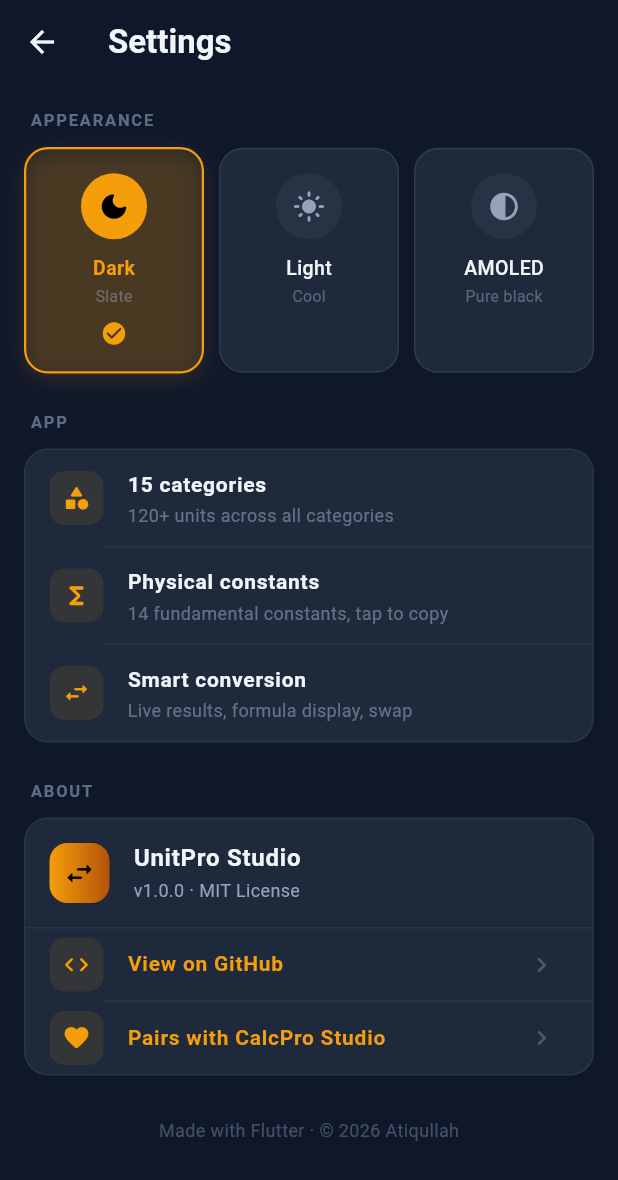
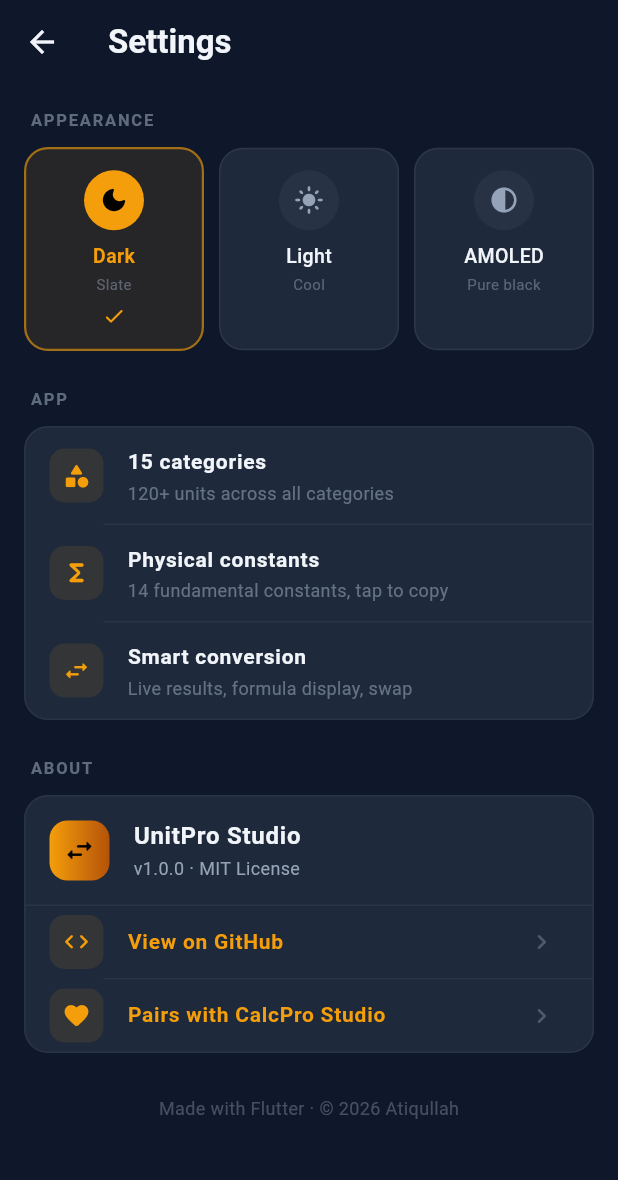
Before and after one commit to CR3-Architect/UnitPro, a Flutter app: the SettingsScreen screen opened directly, on a phone screen of 412 x 824 dp. Shown: the top 1180 px of the screen. Run offline on Flutter 3.47's test engine with Material 3 defaults, Android fonts, the phone set to English and light mode, and no system bars; our stand-ins replace share_plus, shared_preferences; accounts and stored records are empty.

Commit message:
Fix picker colors, settings overflow
- Removed harsh amber-on-amber selected state in picker
- Selected items now use subtle surface highlight + amber checkmark
- Removed cheap base-unit pill
- Settings theme cards: FittedBox on labels to prevent overflow
- Compact card padding for narrow screens

```diff
--- a/lib/screens/settings_screen.dart
+++ b/lib/screens/settings_screen.dart
@@ -164,40 +164,34 @@ class SettingsScreen extends StatelessWidget {
         child: AnimatedContainer(
           duration: const Duration(milliseconds: 250),
           curve: Curves.easeOut,
-          padding: const EdgeInsets.symmetric(vertical: 16, horizontal: 8),
+          padding: const EdgeInsets.symmetric(vertical: 14, horizontal: 6),
           decoration: BoxDecoration(
             color: selected
-                ? AppColors.accent.withValues(alpha: 0.12)
+                ? AppColors.accent.withValues(alpha: 0.10)
                 : Theme.of(context).colorScheme.surface,
             borderRadius: BorderRadius.circular(16),
             border: Border.all(
-              color: selected ? AppColors.accent : sub.withOpacity(0.15),
+              color: selected ? AppColors.accent.withValues(alpha: 0.6) : sub.withOpacity(0.12),
               width: selected ? 1.5 : 1,
             ),
-            boxShadow: selected
-                ? [BoxShadow(color: AppColors.accent.withValues(alpha: 0.15), blurRadius: 12, offset: const Offset(0, 4))]
-                : null,
           ),
           child: Column(
+            mainAxisSize: MainAxisSize.min,
             children: [
               AnimatedContainer(
                 duration: const Duration(milliseconds: 250),
-                width: 44,
-                height: 44,
+                width: 40,
+                height: 40,
                 decoration: BoxDecoration(
-                  color: selected
-                      ? AppColors.accent
-                      : sub.withOpacity(0.08),
+                  color: selected ? AppColors.accent : sub.withValues(alpha: 0.08),
                   shape: BoxShape.circle,
                 ),
-                child: Icon(
-                  icon,
-                  size: 22,
-                  color: selected ? Colors.black : sub,
+                child: Icon(icon, size: 20, color: selected ? Colors.black : sub),
               ),
-              ),
-              const SizedBox(height: 10),
-              Text(
+              const SizedBox(height: 8),
+              FittedBox(
+                fit: BoxFit.scaleDown,
+                child: Text(
                   label,
                   style: TextStyle(
                     fontSize: 13,
@@ -205,16 +199,20 @@ class SettingsScreen extends StatelessWidget {
                     color: selected ? AppColors.accent : fg,
                   ),
                 ),
+              ),
               const SizedBox(height: 2),
-              Text(
+              FittedBox(
+                fit: BoxFit.scaleDown,
+                child: Text(
                   subtitle,
-                style: TextStyle(fontSize: 10.5, color: sub.withOpacity(0.5)),
+                  style: TextStyle(fontSize: 10, color: sub.withOpacity(0.5)),
                 ),
-              const SizedBox(height: 8),
+              ),
+              const SizedBox(height: 6),
               AnimatedOpacity(
                 duration: const Duration(milliseconds: 200),
                 opacity: selected ? 1 : 0,
-                child: const Icon(Icons.check_circle_rounded, color: AppColors.accent, size: 18),
+                child: const Icon(Icons.check_rounded, color: AppColors.accent, size: 16),
               ),
             ],
           ),
```
Also changed, not shown: lib/screens/converter_screen.dart (+13 -30 lines). Lines whose indentation alone changed are shown as unchanged.
